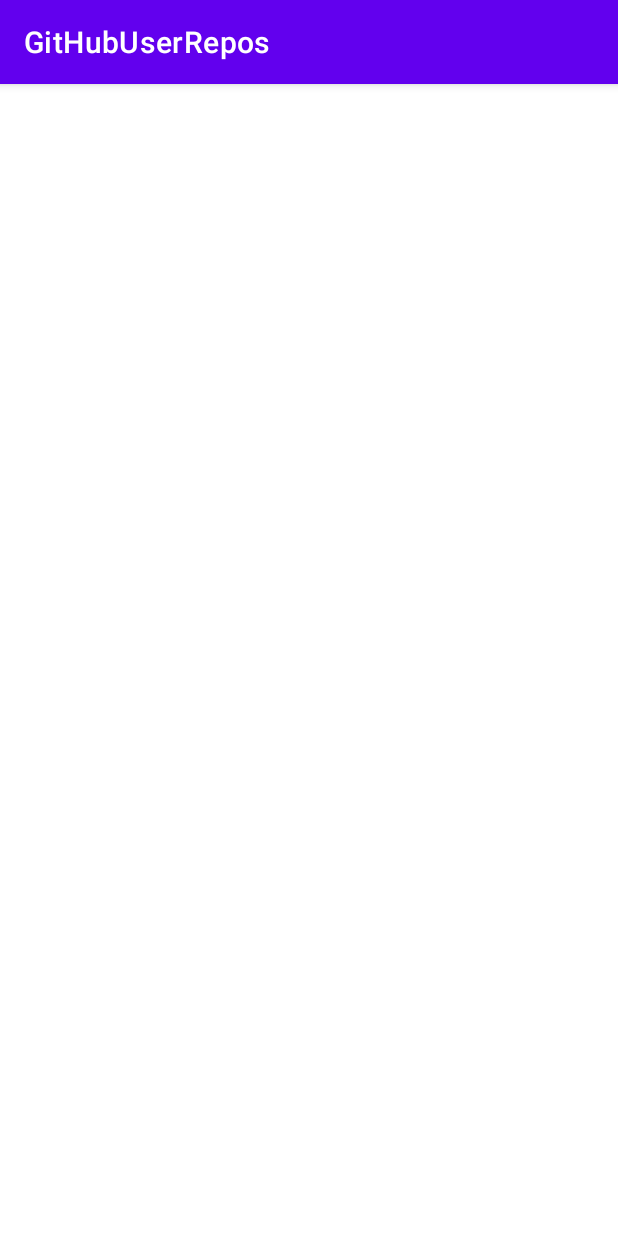
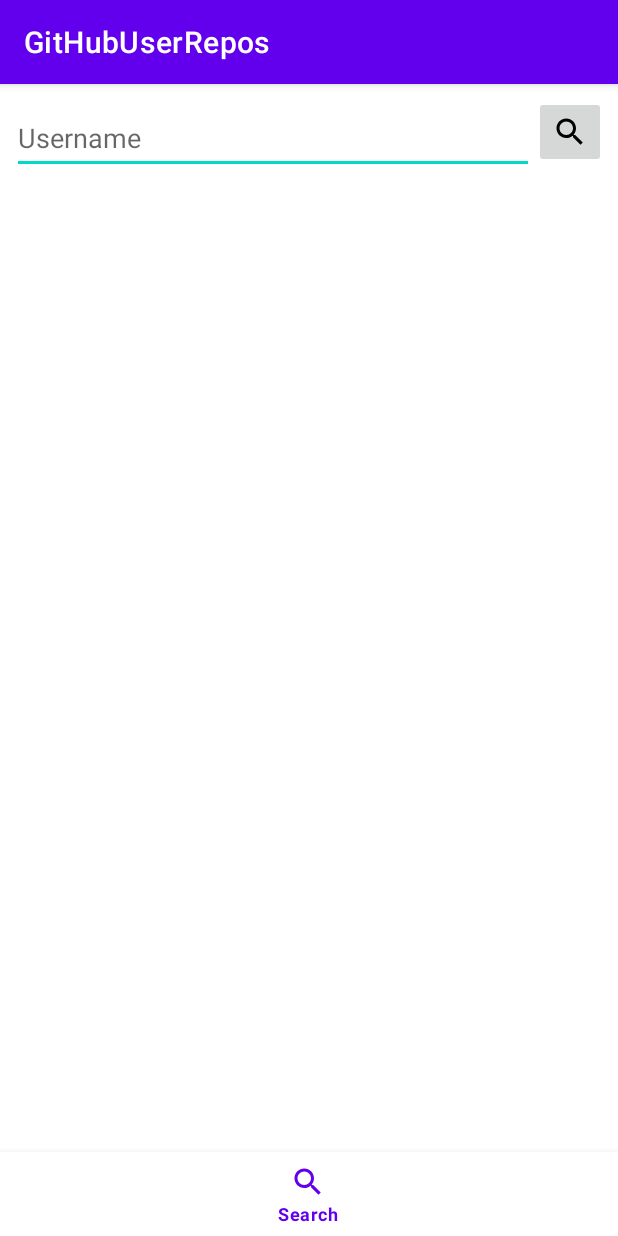
Before and after one commit to sergeyDev537/GitHubUserRepos, an Android app: the screen it shows after launch (MainActivity), on a phone screen of 412 x 824 dp. Run offline under Robolectric (Android 15) with nearby library versions, the phone set to English and light mode, and no system bars; pictures from the network do not load.

Commit message:
Created request api and get list repositories

```diff
--- a/app/src/main/AndroidManifest.xml
+++ b/app/src/main/AndroidManifest.xml
@@ -1,6 +1,8 @@
 <?xml version="1.0" encoding="utf-8"?>
 <manifest xmlns:android="http://schemas.android.com/apk/res/android"
     xmlns:tools="http://schemas.android.com/tools">
+
+    <uses-permission android:name="android.permission.INTERNET"/>
 
     <application
         android:allowBackup="true"
--- /dev/null
+++ b/app/src/main/java/com/most4dev/githubuserrepos/Config.kt
@@ -0,0 +1,11 @@
+package com.most4dev.githubuserrepos
+
+class Config {
+
+    companion object{
+
+        var BASE_URL = " https://api.github.com/"
+
+    }
+
+}
--- /dev/null
+++ b/app/src/main/java/com/most4dev/githubuserrepos/fragments/SearchFragment.kt
@@ -0,0 +1,86 @@
+package com.most4dev.githubuserrepos.fragments
+
+import android.os.Bundle
+import androidx.fragment.app.Fragment
+import android.view.LayoutInflater
+import android.view.View
+import android.view.ViewGroup
+import androidx.lifecycle.ViewModelProvider
+import androidx.recyclerview.widget.LinearLayoutManager
+import com.most4dev.githubuserrepos.R
+import com.most4dev.githubuserrepos.adapters.ReposAdapter
+import com.most4dev.githubuserrepos.showSnackBar
+import com.most4dev.githubuserrepos.viewModels.ReposViewModel
+import kotlinx.android.synthetic.main.fragment_search.*
+
+class SearchFragment : Fragment() {
+
+    private lateinit var reposViewModel: ReposViewModel
+    private lateinit var reposAdapter: ReposAdapter
+
+    override fun onCreateView(
+        inflater: LayoutInflater, container: ViewGroup?,
+        savedInstanceState: Bundle?
+    ): View? {
+        val root = inflater.inflate(R.layout.fragment_search, container, false)
+        reposViewModel = ViewModelProvider(this)[ReposViewModel::class.java]
+        return root
+    }
+
+    override fun onViewCreated(view: View, savedInstanceState: Bundle?) {
+        super.onViewCreated(view, savedInstanceState)
+
+        createAdapter()
+
+        reposViewModel.listRepos.observe(viewLifecycleOwner) { value ->
+            value.let { show ->
+                endLoading()
+                if (show.isEmpty()) {
+                    constraintLayoutSearch.showSnackBar(
+                        getString(R.string.list_repos_empty)
+                    )
+                } else {
+                    reposAdapter.setItems(show)
+                }
+            }
+        }
+
+        reposViewModel.listReposError.observe(viewLifecycleOwner) {
+            constraintLayoutSearch.showSnackBar(it)
+        }
+
+        buttonSearch.setOnClickListener {
+            if (inputUsername.text.isNotEmpty()) {
+                startLoading()
+                reposViewModel.getUserRepos(inputUsername.text.toString())
+            } else {
+                reposViewModel._listReposError.postValue(
+                    getString(
+                        R.string.error_input_username
+                    )
+                )
+            }
+        }
+    }
+
+    private fun createAdapter() {
+        reposAdapter = ReposAdapter(requireContext())
+        listUserRepos.layoutManager = LinearLayoutManager(context)
+        listUserRepos.adapter = reposAdapter
+    }
+
+    private fun startLoading(){
+        inputUsername.isEnabled = false
+        buttonSearch.isEnabled = false
+        listUserRepos.isEnabled = false
+        progressLoadRepos.visibility = View.VISIBLE
+    }
+
+    private fun endLoading(){
+        inputUsername.isEnabled = true
+        buttonSearch.isEnabled = true
+        listUserRepos.isEnabled = true
+        progressLoadRepos.visibility = View.GONE
+    }
+
+}
--- /dev/null
+++ b/app/src/main/java/com/most4dev/githubuserrepos/retrofit/ApiInterface.kt
@@ -0,0 +1,13 @@
+package com.most4dev.githubuserrepos.retrofit
+
+import com.most4dev.githubuserrepos.model.GitHubRepository
+import retrofit2.Response
+import retrofit2.http.GET
+import retrofit2.http.Path
+
+interface ApiInterface {
+
+    @GET("users/{username}/repos")
+    suspend fun getAllUserRepos(@Path("username") username: String): Response<List<GitHubRepository>>
+
+}
--- /dev/null
+++ b/app/src/main/java/com/most4dev/githubuserrepos/retrofit/RetrofitClient.kt
@@ -0,0 +1,28 @@
+package com.most4dev.githubuserrepos.retrofit
+
+import com.most4dev.githubuserrepos.Config
+import okhttp3.OkHttpClient
+import okhttp3.logging.HttpLoggingInterceptor
+import retrofit2.Retrofit
+import retrofit2.converter.gson.GsonConverterFactory
+
+object RetrofitClient {
+
+    fun getInstance(): Retrofit {
+        val mHttpLoggingInterceptor = HttpLoggingInterceptor()
+            .setLevel(HttpLoggingInterceptor.Level.BODY)
+
+        val mOkHttpClient = OkHttpClient
+            .Builder()
+            .addInterceptor(mHttpLoggingInterceptor)
+            .build()
+
+
+        return Retrofit.Builder()
+            .baseUrl(Config.BASE_URL)
+            .addConverterFactory(GsonConverterFactory.create())
+            .client(mOkHttpClient)
+            .build()
+    }
+
+}
--- /dev/null
+++ b/app/src/main/java/com/most4dev/githubuserrepos/viewModels/ReposViewModel.kt
@@ -0,0 +1,38 @@
+package com.most4dev.githubuserrepos.viewModels
+
+import androidx.lifecycle.LiveData
+import androidx.lifecycle.MutableLiveData
+import androidx.lifecycle.ViewModel
+import androidx.lifecycle.viewModelScope
+import com.most4dev.githubuserrepos.model.GitHubRepository
+import com.most4dev.githubuserrepos.retrofit.ApiInterface
+import com.most4dev.githubuserrepos.retrofit.RetrofitClient
+import kotlinx.coroutines.Dispatchers
+import kotlinx.coroutines.launch
+import retrofit2.Retrofit
+
+class ReposViewModel: ViewModel() {
+
+    var retrofit: Retrofit = RetrofitClient.getInstance()
+    private var apiInterface = retrofit.create(ApiInterface::class.java)
+    private val _listRepos = MutableLiveData<List<GitHubRepository>>()
+    val listRepos: LiveData<List<GitHubRepository>>
+        get() = _listRepos
+    val _listReposError = MutableLiveData<String>()
+    val listReposError: LiveData<String>
+        get() = _listReposError
+
+
+    fun getUserRepos(username: String){
+        viewModelScope.launch(Dispatchers.IO) {
+            val response = apiInterface.getAllUserRepos(username)
+            if (response.isSuccessful){
+                _listRepos.postValue(response.body())
+            }
+            else{
+                _listReposError.postValue(response.errorBody()?.string())
+            }
+        }
+    }
+
+}
--- /dev/null
+++ b/app/src/main/res/drawable/ic_search.xml
@@ -0,0 +1,10 @@
+<vector xmlns:android="http://schemas.android.com/apk/res/android"
+    android:width="24dp"
+    android:height="24dp"
+    android:tint="#000000"
+    android:viewportWidth="24"
+    android:viewportHeight="24">
+    <path
+        android:fillColor="@android:color/white"
+        android:pathData="M15.5,14h-0.79l-0.28,-0.27C15.41,12.59 16,11.11 16,9.5 16,5.91 13.09,3 9.5,3S3,5.91 3,9.5 5.91,16 9.5,16c1.61,0 3.09,-0.59 4.23,-1.57l0.27,0.28v0.79l5,4.99L20.49,19l-4.99,-5zM9.5,14C7.01,14 5,11.99 5,9.5S7.01,5 9.5,5 14,7.01 14,9.5 11.99,14 9.5,14z" />
+</vector>
--- a/app/src/main/res/layout/activity_main.xml
+++ b/app/src/main/res/layout/activity_main.xml
@@ -6,4 +6,28 @@
     android:layout_height="match_parent"
     tools:context=".MainActivity">
 
+    <com.google.android.material.bottomnavigation.BottomNavigationView
+        android:id="@+id/nav_view"
+        android:layout_width="0dp"
+        android:layout_height="wrap_content"
+        android:layout_marginStart="0dp"
+        android:layout_marginEnd="0dp"
+        android:background="?android:attr/windowBackground"
+        app:layout_constraintBottom_toBottomOf="parent"
+        app:layout_constraintLeft_toLeftOf="parent"
+        app:layout_constraintRight_toRightOf="parent"
+        app:menu="@menu/bottom_nav_menu" />
+
+    <androidx.fragment.app.FragmentContainerView
+        android:id="@+id/nav_host_fragment_activity_main"
+        android:name="androidx.navigation.fragment.NavHostFragment"
+        android:layout_width="match_parent"
+        android:layout_height="0dp"
+        app:defaultNavHost="true"
+        app:layout_constraintBottom_toTopOf="@id/nav_view"
+        app:layout_constraintLeft_toLeftOf="parent"
+        app:layout_constraintRight_toRightOf="parent"
+        app:layout_constraintTop_toTopOf="parent"
+        app:navGraph="@navigation/mobile_navigation" />
+
 </androidx.constraintlayout.widget.ConstraintLayout>
--- /dev/null
+++ b/app/src/main/res/layout/fragment_search.xml
@@ -0,0 +1,60 @@
+<?xml version="1.0" encoding="utf-8"?>
+<androidx.constraintlayout.widget.ConstraintLayout xmlns:android="http://schemas.android.com/apk/res/android"
+    xmlns:app="http://schemas.android.com/apk/res-auto"
+    xmlns:tools="http://schemas.android.com/tools"
+    android:id="@+id/constraintLayoutSearch"
+    android:layout_width="match_parent"
+    android:layout_height="match_parent"
+    tools:context=".fragments.SearchFragment">
+
+    <EditText
+        android:id="@+id/inputUsername"
+        android:layout_width="0dp"
+        android:layout_height="wrap_content"
+        android:layout_marginStart="8dp"
+        android:layout_marginTop="8dp"
+        android:autofillHints="username"
+        android:hint="@string/username"
+        android:inputType="text"
+        android:minHeight="48dp"
+        app:layout_constraintBottom_toBottomOf="@+id/buttonSearch"
+        app:layout_constraintEnd_toStartOf="@+id/buttonSearch"
+        app:layout_constraintStart_toStartOf="parent"
+        app:layout_constraintTop_toTopOf="@+id/buttonSearch" />
+
+    <ImageButton
+        android:id="@+id/buttonSearch"
+        android:layout_width="wrap_content"
+        android:layout_height="wrap_content"
+        android:layout_margin="8dp"
+        android:layout_marginTop="8dp"
+        android:layout_marginEnd="8dp"
+        android:contentDescription="@string/cd_image_button_search"
+        android:minHeight="48dp"
+        android:src="@drawable/ic_search"
+        app:layout_constraintEnd_toEndOf="parent"
+        app:layout_constraintTop_toTopOf="parent" />
+
+    <androidx.recyclerview.widget.RecyclerView
+        android:id="@+id/listUserRepos"
+        android:layout_width="match_parent"
+        android:layout_height="0dp"
+        android:layout_marginStart="8dp"
+        android:layout_marginTop="8dp"
+        android:layout_marginEnd="8dp"
+        app:layout_constraintBottom_toBottomOf="parent"
+        app:layout_constraintEnd_toEndOf="parent"
+        app:layout_constraintStart_toStartOf="parent"
+        app:layout_constraintTop_toBottomOf="@+id/inputUsername" />
+
+    <ProgressBar
+        android:id="@+id/progressLoadRepos"
+        android:layout_width="wrap_content"
+        android:layout_height="wrap_content"
+        android:visibility="gone"
+        app:layout_constraintBottom_toBottomOf="parent"
+        app:layout_constraintEnd_toEndOf="parent"
+        app:layout_constraintStart_toStartOf="parent"
+        app:layout_constraintTop_toTopOf="parent" />
+
+</androidx.constraintlayout.widget.ConstraintLayout>
--- /dev/null
+++ b/app/src/main/res/menu/bottom_nav_menu.xml
@@ -0,0 +1,9 @@
+<?xml version="1.0" encoding="utf-8"?>
+<menu xmlns:android="http://schemas.android.com/apk/res/android">
+
+    <item
+        android:id="@+id/navigation_search_repositories"
+        android:icon="@drawable/ic_search"
+        android:title="@string/title_search_repositories" />
+
+</menu>
--- /dev/null
+++ b/app/src/main/res/navigation/mobile_navigation.xml
@@ -0,0 +1,14 @@
+<?xml version="1.0" encoding="utf-8"?>
+<navigation xmlns:android="http://schemas.android.com/apk/res/android"
+    xmlns:app="http://schemas.android.com/apk/res-auto"
+    xmlns:tools="http://schemas.android.com/tools"
+    android:id="@+id/main_navigation"
+    app:startDestination="@id/navigation_search_repositories">
+
+    <fragment
+        android:id="@+id/navigation_search_repositories"
+        android:name="com.most4dev.githubuserrepos.fragments.SearchFragment"
+        android:label="fragment_search"
+        tools:layout="@layout/fragment_search" />
+
+</navigation>
--- a/app/src/main/res/values/colors.xml
+++ b/app/src/main/res/values/colors.xml
@@ -8,4 +8,5 @@
     <color name="black">#FF000000</color>
     <color name="white">#FFFFFFFF</color>
     <color name="dark_gray">#3C3C3C</color>
+    <color name="light_gray">#DFDFDF</color>
 </resources>
--- a/app/src/main/res/values/strings.xml
+++ b/app/src/main/res/values/strings.xml
@@ -1,3 +1,23 @@
 <resources>
     <string name="app_name">GitHubUserRepos</string>
+
+    <!--TITLE FRAGMENTS-->
+    <string name="title_search_repositories">Search</string>
+
+    <!--SEARCH FRAGMENTS-->
+    <string name="username">Username</string>
+    <string name="nameRepo">Name repository</string>
+    <string name="createdDate">Date created</string>
+    <string name="updatedDate">Date updated</string>
+    <string name="description">Description</string>
+    <string name="error_input_username">Please input correct username</string>
+    <string name="list_repos_empty">List repositories is empty</string>
+
+
+
+
+    <!--CONTENT DESCRIPTION-->
+    <string name="cd_image_button_search">cd_image_button_search</string>
+    <string name="cd_image_avatar_image">cd_image_avatar_image</string>
+
 </resources>
```
Also changed, not shown: app/build.gradle (+9 -0 lines), app/src/main/java/com/most4dev/githubuserrepos/Utils.kt (added, +8 -0 lines), app/src/main/java/com/most4dev/githubuserrepos/adapters/ReposAdapter.kt (added, +92 -0 lines), app/src/main/java/com/most4dev/githubuserrepos/model/GitHubRepository.kt (added, +164 -0 lines), app/src/main/java/com/most4dev/githubuserrepos/model/Owner.kt (added, +42 -0 lines), app/src/main/res/layout/item_repository.xml (added, +85 -0 lines).
